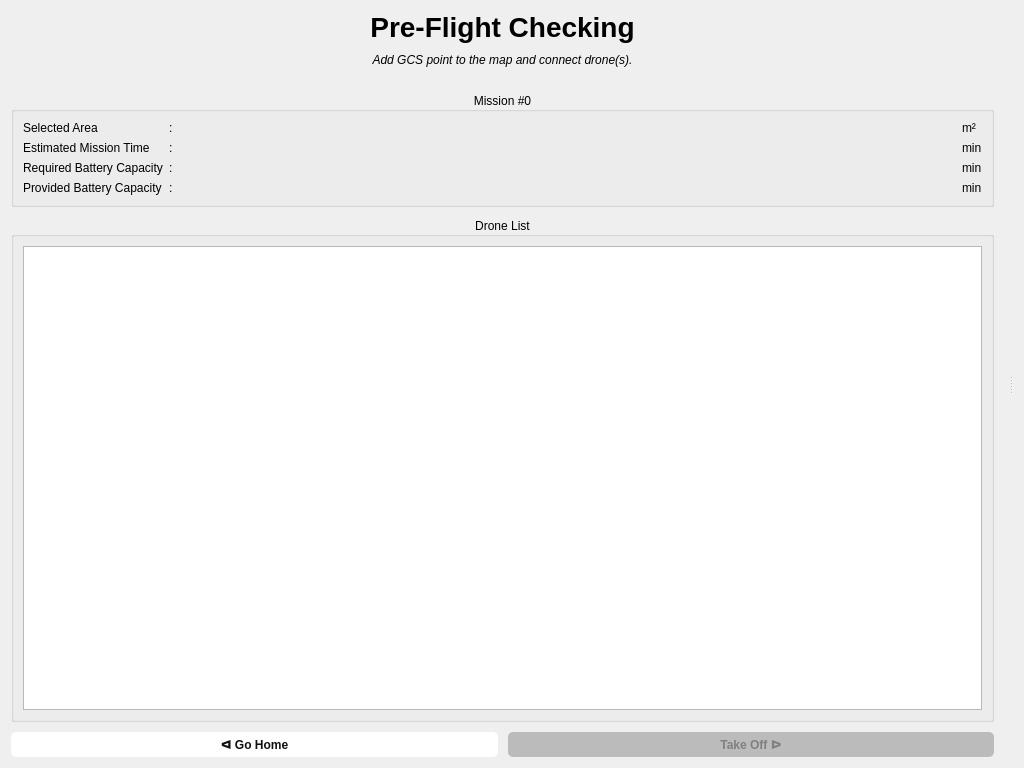
cmpe-DroneLab/GeoFly3D, file UI/Preflight3/pre3_design.ui: the form before one commit.
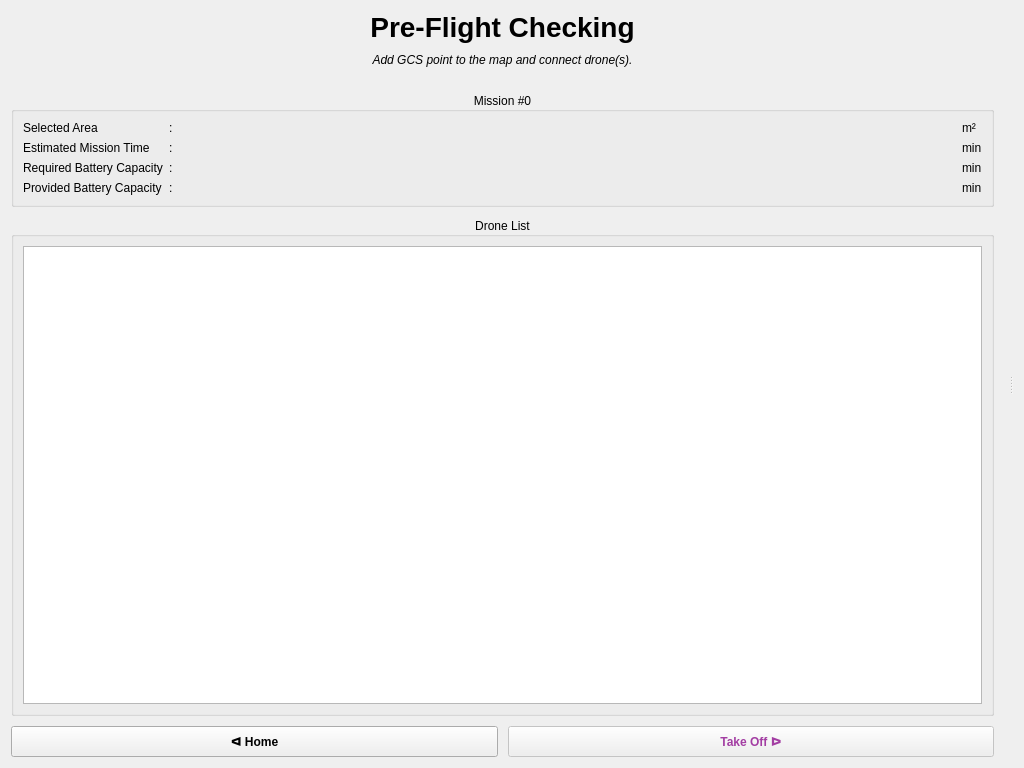
The form after the commit.

Commit message: Changed button design

```diff
--- a/UI/Preflight3/pre3_design.ui
+++ b/UI/Preflight3/pre3_design.ui
@@ -14,24 +14,8 @@
    <string>Form</string>
   </property>
   <property name="styleSheet">
-   <string notr="true">QPushButton {
-    color: #111111;
-    background-color: #ffffff;
-    padding: 5px 10px;
-    font-weight: 500;
-    border-radius: 5px;
-    border: 0px;
-}
-
-QPushButton:focus { border: 1px solid darkgrey; }
-QPushButton:hover { background-color: #bebebe; }
-QPushButton:pressed { color: white; background-color: #5c5c5c; }
-QPushButton:disabled { color: grey; background-color: #bbbbbb; }
-
-#btn_take_off { color: #a33ea3; }
-#btn_take_off:hover { background-color: #f7c3f7; }
-#btn_take_off:pressed { color: white; background-color: #a33ea3; }
-#btn_take_off:disabled { color: grey; background-color: #bbbbbb; }</string>
+   <string notr="true">QPushButton { padding: 7px 10px; font-weight: 500; }
+#btn_take_off { color: #a33ea3; }</string>
   </property>
   <layout class="QHBoxLayout" name="horizontalLayout">
    <item>
@@ -257,7 +241,7 @@
          <item row="0" column="0">
           <widget class="QPushButton" name="btn_return_back">
            <property name="text">
-            <string>ᐊ Go Home</string>
+            <string>ᐊ Home</string>
            </property>
           </widget>
          </item>
```
The commit also changes 9 other files.
